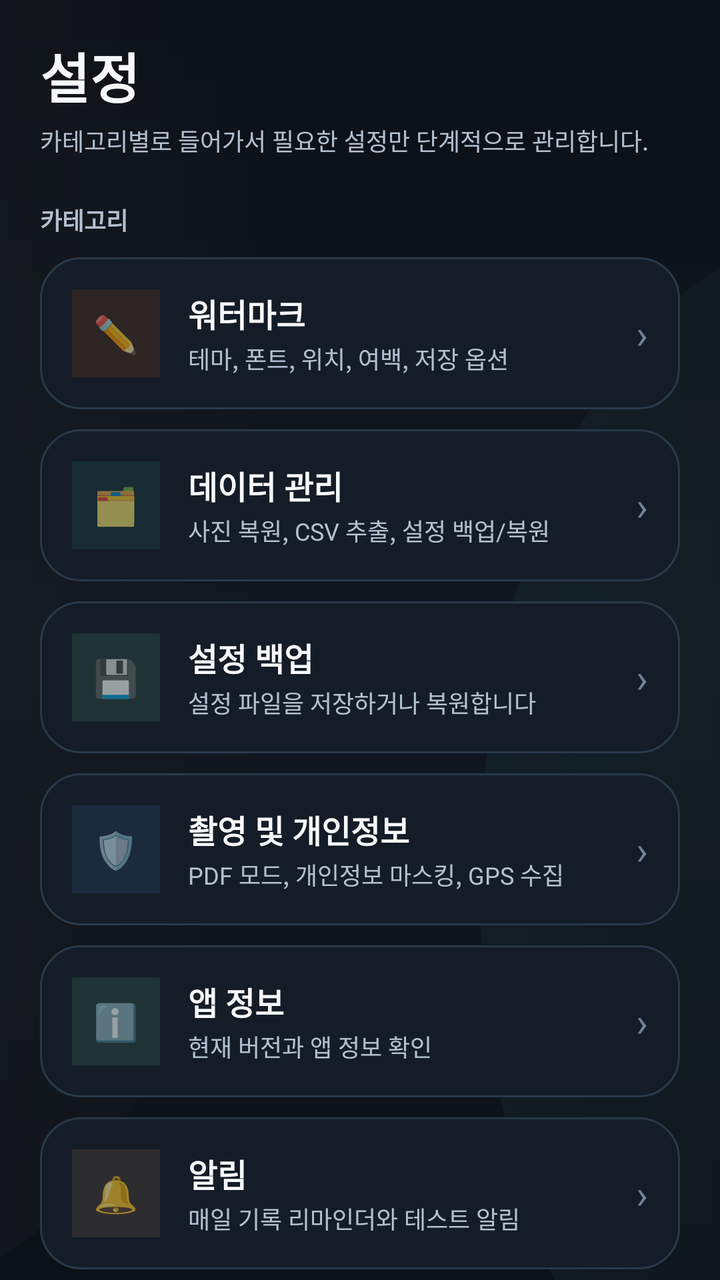
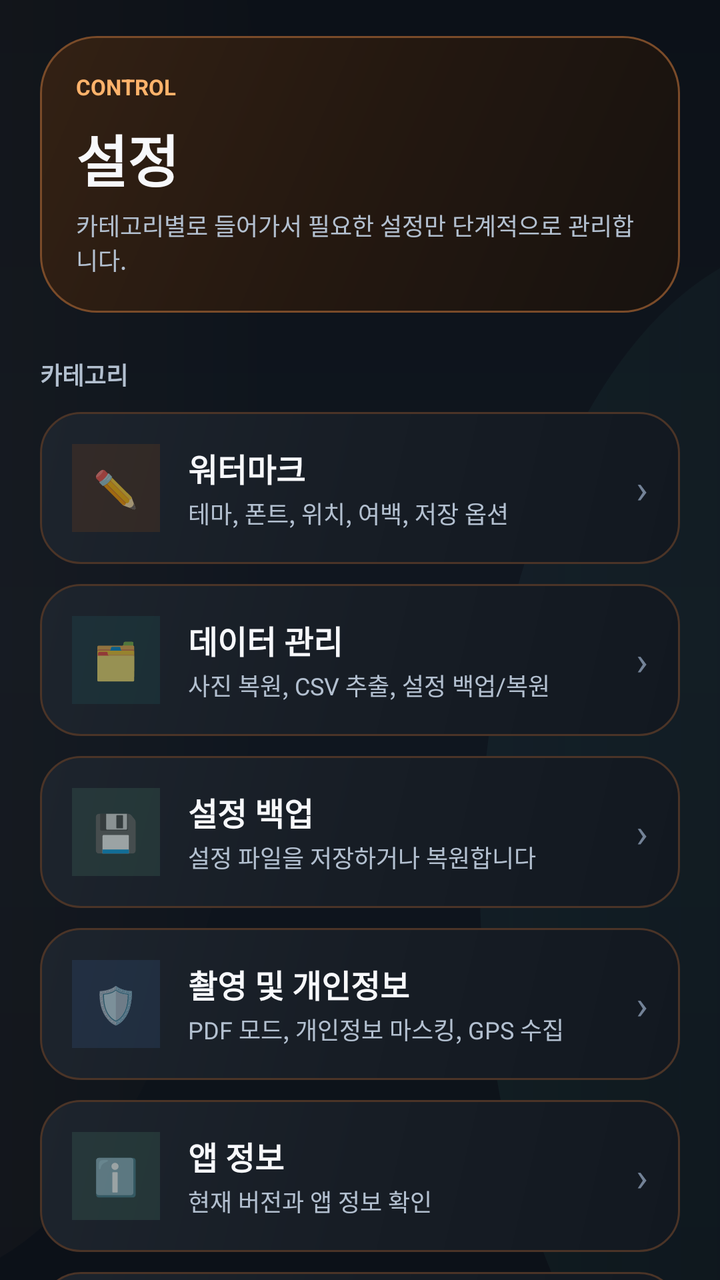

Screens rendered from an Android XML layout before and after an edit, with the pre-edit source and the edit as a unified diff.
<!-- AndroidManifest.xml: application theme Theme.Siteboard -->
<!-- res/layout/fragment_settings.xml -->
<?xml version="1.0" encoding="utf-8"?>
<androidx.constraintlayout.widget.ConstraintLayout
    xmlns:android="http://schemas.android.com/apk/res/android"
    xmlns:app="http://schemas.android.com/apk/res-auto"
    android:layout_width="match_parent"
    android:layout_height="match_parent"
    android:background="@drawable/bg_app_canvas">

    <LinearLayout
        android:id="@+id/layoutTop"
        android:layout_width="match_parent"
        android:layout_height="wrap_content"
        android:orientation="vertical"
        android:paddingHorizontal="20dp"
        android:paddingTop="18dp"
        android:paddingBottom="14dp"
        app:layout_constraintTop_toTopOf="parent">

        <TextView
            android:layout_width="wrap_content"
            android:layout_height="wrap_content"
            android:text="설정"
            android:textSize="27sp"
            android:textColor="@color/text_primary"
            android:textStyle="bold" />

        <TextView
            android:layout_width="match_parent"
            android:layout_height="wrap_content"
            android:text="카테고리별로 들어가서 필요한 설정만 단계적으로 관리합니다."
            android:textColor="@color/text_secondary"
            android:textSize="12sp"
            android:layout_marginTop="4dp" />
    </LinearLayout>

    <androidx.core.widget.NestedScrollView
        android:layout_width="match_parent"
        android:layout_height="0dp"
        android:clipToPadding="false"
        android:paddingBottom="32dp"
        app:layout_constraintTop_toBottomOf="@id/layoutTop"
        app:layout_constraintBottom_toBottomOf="parent">

        <LinearLayout
            android:layout_width="match_parent"
            android:layout_height="wrap_content"
            android:orientation="vertical"
            android:paddingHorizontal="20dp"
            android:paddingTop="8dp">

            <TextView
                android:layout_width="match_parent"
                android:layout_height="wrap_content"
                android:layout_marginBottom="10dp"
                android:text="카테고리"
                android:textColor="@color/text_secondary"
                android:textSize="12sp"
                android:textStyle="bold" />

            <LinearLayout
                android:id="@+id/btnWatermarkMenu"
                android:layout_width="match_parent"
                android:layout_height="wrap_content"
                android:orientation="horizontal"
                android:gravity="center_vertical"
                android:paddingHorizontal="16dp"
                android:paddingVertical="16dp"
                android:background="@drawable/bg_action_row"
                android:clickable="true"
                android:focusable="true">

                <LinearLayout
                    android:layout_width="44dp"
                    android:layout_height="44dp"
                    android:gravity="center"
                    android:background="#1AFF6F00">
                    <TextView
                        android:layout_width="wrap_content"
                        android:layout_height="wrap_content"
                        android:text="✏️"
                        android:textSize="18sp" />
                </LinearLayout>

                <LinearLayout
                    android:layout_width="0dp"
                    android:layout_height="wrap_content"
                    android:layout_weight="1"
                    android:orientation="vertical"
                    android:layout_marginStart="14dp">
                    <TextView
                        android:layout_width="wrap_content"
                        android:layout_height="wrap_content"
                        android:text="워터마크"
                        android:textColor="@color/text_primary"
                        android:textSize="16sp"
                        android:textStyle="bold" />
                    <TextView
                        android:layout_width="wrap_content"
                        android:layout_height="wrap_content"
                        android:text="테마, 폰트, 위치, 여백, 저장 옵션"
                        android:textColor="@color/text_secondary"
                        android:textSize="12sp"
                        android:layout_marginTop="2dp" />
                </LinearLayout>

                <TextView
                    android:layout_width="wrap_content"
                    android:layout_height="wrap_content"
                    android:text="›"
                    android:textSize="20sp"
                    android:textColor="@color/text_tertiary" />
            </LinearLayout>

            <LinearLayout
                android:id="@+id/btnDataManagementMenu"
                android:layout_width="match_parent"
                android:layout_height="wrap_content"
                android:orientation="horizontal"
                android:gravity="center_vertical"
                android:paddingHorizontal="16dp"
                android:paddingVertical="16dp"
                android:background="@drawable/bg_action_row"
                android:clickable="true"
                android:focusable="true"
                android:layout_marginTop="10dp">

                <LinearLayout
                    android:layout_width="44dp"
                    android:layout_height="44dp"
                    android:gravity="center"
                    android:background="#1A26A69A">
                    <TextView
                        android:layout_width="wrap_content"
                        android:layout_height="wrap_content"
                        android:text="🗂️"
                        android:textSize="18sp" />
                </LinearLayout>

                <LinearLayout
                    android:layout_width="0dp"
                    android:layout_height="wrap_content"
                    android:layout_weight="1"
                    android:orientation="vertical"
                    android:layout_marginStart="14dp">
                    <TextView
                        android:layout_width="wrap_content"
                        android:layout_height="wrap_content"
                        android:text="데이터 관리"
                        android:textColor="@color/text_primary"
                        android:textSize="16sp"
                        android:textStyle="bold" />
                    <TextView
                        android:layout_width="wrap_content"
                        android:layout_height="wrap_content"
                        android:text="사진 복원, CSV 추출, 설정 백업/복원"
                        android:textColor="@color/text_secondary"
                        android:textSize="12sp"
                        android:layout_marginTop="2dp" />
                </LinearLayout>

                <TextView
                    android:layout_width="wrap_content"
                    android:layout_height="wrap_content"
                    android:text="›"
                    android:textSize="20sp"
                    android:textColor="@color/text_tertiary" />
            </LinearLayout>

            <LinearLayout
                android:id="@+id/btnSettingsBackupMenu"
                android:layout_width="match_parent"
                android:layout_height="wrap_content"
                android:layout_marginTop="10dp"
                android:background="@drawable/bg_action_row"
                android:clickable="true"
                android:focusable="true"
                android:gravity="center_vertical"
                android:orientation="horizontal"
                android:paddingHorizontal="16dp"
                android:paddingVertical="16dp">

                <LinearLayout
                    android:layout_width="44dp"
                    android:layout_height="44dp"
                    android:background="#1A7DE5B2"
                    android:gravity="center">

                    <TextView
                        android:layout_width="wrap_content"
                        android:layout_height="wrap_content"
                        android:text="💾"
                        android:textSize="18sp" />
                </LinearLayout>

                <LinearLayout
                    android:layout_width="0dp"
                    android:layout_height="wrap_content"
                    android:layout_marginStart="14dp"
                    android:layout_weight="1"
                    android:orientation="vertical">

                    <TextView
                        android:layout_width="wrap_content"
                        android:layout_height="wrap_content"
                        android:text="설정 백업"
                        android:textColor="@color/text_primary"
                        android:textSize="16sp"
                        android:textStyle="bold" />

                    <TextView
                        android:layout_width="wrap_content"
                        android:layout_height="wrap_content"
                        android:layout_marginTop="2dp"
                        android:text="설정 파일을 저장하거나 복원합니다"
                        android:textColor="@color/text_secondary"
                        android:textSize="12sp" />
                </LinearLayout>

                <TextView
                    android:layout_width="wrap_content"
                    android:layout_height="wrap_content"
                    android:text="›"
                    android:textColor="@color/text_tertiary"
                    android:textSize="20sp" />
            </LinearLayout>

            <LinearLayout
                android:id="@+id/btnCapturePrivacyMenu"
                android:layout_width="match_parent"
                android:layout_height="wrap_content"
                android:orientation="horizontal"
                android:gravity="center_vertical"
                android:paddingHorizontal="16dp"
                android:paddingVertical="16dp"
                android:background="@drawable/bg_action_row"
                android:clickable="true"
                android:focusable="true"
                android:layout_marginTop="10dp">

                <LinearLayout
                    android:layout_width="44dp"
                    android:layout_height="44dp"
                    android:gravity="center"
                    android:background="#1A5C9AFF">
                    <TextView
                        android:layout_width="wrap_content"
                        android:layout_height="wrap_content"
                        android:text="🛡️"
                        android:textSize="18sp" />
                </LinearLayout>

                <LinearLayout
                    android:layout_width="0dp"
                    android:layout_height="wrap_content"
                    android:layout_weight="1"
                    android:orientation="vertical"
                    android:layout_marginStart="14dp">
                    <TextView
                        android:layout_width="wrap_content"
                        android:layout_height="wrap_content"
                        android:text="촬영 및 개인정보"
                        android:textColor="@color/text_primary"
                        android:textSize="16sp"
                        android:textStyle="bold" />
                    <TextView
                        android:layout_width="wrap_content"
                        android:layout_height="wrap_content"
                        android:text="PDF 모드, 개인정보 마스킹, GPS 수집"
                        android:textColor="@color/text_secondary"
                        android:textSize="12sp"
                        android:layout_marginTop="2dp" />
                </LinearLayout>

                <TextView
                    android:layout_width="wrap_content"
                    android:layout_height="wrap_content"
                    android:text="›"
                    android:textSize="20sp"
                    android:textColor="@color/text_tertiary" />
            </LinearLayout>

            <LinearLayout
                android:id="@+id/btnAppInfoMenu"
                android:layout_width="match_parent"
                android:layout_height="wrap_content"
                android:orientation="horizontal"
                android:gravity="center_vertical"
                android:paddingHorizontal="16dp"
                android:paddingVertical="16dp"
                android:background="@drawable/bg_action_row"
                android:clickable="true"
                android:focusable="true"
                android:layout_marginTop="10dp">

                <LinearLayout
                    android:layout_width="44dp"
                    android:layout_height="44dp"
                    android:gravity="center"
                    android:background="#1A7DE5B2">
                    <TextView
                        android:layout_width="wrap_content"
                        android:layout_height="wrap_content"
                        android:text="ℹ️"
                        android:textSize="18sp" />
                </LinearLayout>

                <LinearLayout
                    android:layout_width="0dp"
                    android:layout_height="wrap_content"
                    android:layout_weight="1"
                    android:orientation="vertical"
                    android:layout_marginStart="14dp">
                    <TextView
                        android:layout_width="wrap_content"
                        android:layout_height="wrap_content"
                        android:text="앱 정보"
                        android:textColor="@color/text_primary"
                        android:textSize="16sp"
                        android:textStyle="bold" />
                    <TextView
                        android:layout_width="wrap_content"
                        android:layout_height="wrap_content"
                        android:text="현재 버전과 앱 정보 확인"
                        android:textColor="@color/text_secondary"
                        android:textSize="12sp"
                        android:layout_marginTop="2dp" />
                </LinearLayout>

                <TextView
                    android:layout_width="wrap_content"
                    android:layout_height="wrap_content"
                    android:text="›"
                    android:textSize="20sp"
                    android:textColor="@color/text_tertiary" />
            </LinearLayout>

            <LinearLayout
                android:id="@+id/btnNotificationMenu"
                android:layout_width="match_parent"
                android:layout_height="wrap_content"
                android:layout_marginTop="10dp"
                android:background="@drawable/bg_action_row"
                android:clickable="true"
                android:focusable="true"
                android:gravity="center_vertical"
                android:orientation="horizontal"
                android:paddingHorizontal="16dp"
                android:paddingVertical="16dp">

                <LinearLayout
                    android:layout_width="44dp"
                    android:layout_height="44dp"
                    android:background="#1AFFB36B"
                    android:gravity="center">

                    <TextView
                        android:layout_width="wrap_content"
                        android:layout_height="wrap_content"
                        android:text="🔔"
                        android:textSize="18sp" />
                </LinearLayout>

                <LinearLayout
                    android:layout_width="0dp"
                    android:layout_height="wrap_content"
                    android:layout_marginStart="14dp"
                    android:layout_weight="1"
                    android:orientation="vertical">

                    <TextView
                        android:layout_width="wrap_content"
                        android:layout_height="wrap_content"
                        android:text="알림"
                        android:textColor="@color/text_primary"
                        android:textSize="16sp"
                        android:textStyle="bold" />

                    <TextView
                        android:layout_width="wrap_content"
                        android:layout_height="wrap_content"
                        android:layout_marginTop="2dp"
                        android:text="매일 기록 리마인더와 테스트 알림"
                        android:textColor="@color/text_secondary"
                        android:textSize="12sp" />
                </LinearLayout>

                <TextView
                    android:layout_width="wrap_content"
                    android:layout_height="wrap_content"
                    android:text="›"
                    android:textColor="@color/text_tertiary"
                    android:textSize="20sp" />
            </LinearLayout>

        </LinearLayout>
    </androidx.core.widget.NestedScrollView>

</androidx.constraintlayout.widget.ConstraintLayout>
<!-- resources referenced by this layout -->
<resources>
  <color name="text_primary">#F7F8FB</color>
  <color name="text_secondary">#B3C0D0</color>
  <color name="text_tertiary">#738297</color>
  <!-- drawable bg_action_row (drawable) -->
  <?xml version="1.0" encoding="utf-8"?>
  <shape xmlns:android="http://schemas.android.com/apk/res/android" android:shape="rectangle">
      <solid android:color="#141D27" />
      <corners android:radius="20dp" />
      <stroke
          android:width="1dp"
          android:color="#29394A" />
  </shape>
  <!-- drawable bg_app_canvas (drawable) -->
  <?xml version="1.0" encoding="utf-8"?>
  <layer-list xmlns:android="http://schemas.android.com/apk/res/android">
      <item>
          <shape android:shape="rectangle">
              <gradient
                  android:angle="270"
                  android:startColor="#0C1118"
                  android:centerColor="#101720"
                  android:endColor="#0C1118" />
          </shape>
      </item>
      <item android:top="-260dp" android:left="-220dp" android:right="220dp">
          <shape android:shape="oval">
              <gradient
                  android:angle="0"
                  android:startColor="#10FFB36B"
                  android:endColor="#00FFB36B" />
          </shape>
      </item>
      <item android:top="120dp" android:left="240dp" android:right="-220dp" android:bottom="-120dp">
          <shape android:shape="oval">
              <gradient
                  android:angle="0"
                  android:startColor="#0C54D4C4"
                  android:endColor="#0054D4C4" />
          </shape>
      </item>
  </layer-list>
  <style name="Theme.Siteboard" parent="Theme.MaterialComponents.DayNight.NoActionBar">
  
          <item name="colorPrimary">@color/orange_primary</item>
          <item name="colorPrimaryVariant">@color/orange_deep</item>
          <item name="colorOnPrimary">#10141B</item>
  
          <item name="colorSecondary">@color/teal_accent</item>
          <item name="colorSecondaryVariant">@color/teal_accent</item>
          <item name="colorOnSecondary">#081118</item>
  
          <item name="colorError">@color/danger_accent</item>
  
          <item name="android:colorBackground">@color/bg_dark</item>
          <item name="colorSurface">@color/surface_dark</item>
  
          <item name="android:statusBarColor">@color/bg_dark</item>
          <item name="android:navigationBarColor">@color/bg_dark</item>
          <item name="android:windowLightStatusBar" tools:targetApi="m">false</item>
  
          <item name="android:windowSplashScreenBackground" tools:targetApi="s">@color/bg_dark</item>
          <item name="android:windowSplashScreenAnimatedIcon" tools:targetApi="s">@android:color/transparent</item>
          <item name="android:windowSplashScreenAnimationDuration" tools:targetApi="s">0</item>
      </style>
  <color name="orange_primary">#FFB36B</color>
  <color name="orange_deep">#FF8A3D</color>
  <color name="teal_accent">#54D4C4</color>
  <color name="danger_accent">#F06D7D</color>
  <color name="bg_dark">#0C1118</color>
  <color name="surface_dark">#151E29</color>
</resources>

<!-- the commit's change to res/layout/fragment_settings.xml (unified diff, before → after) -->
@@ -16,21 +16,38 @@
         android:paddingBottom="14dp"
         app:layout_constraintTop_toTopOf="parent">
 
-        <TextView
-            android:layout_width="wrap_content"
-            android:layout_height="wrap_content"
-            android:text="설정"
-            android:textSize="27sp"
-            android:textColor="@color/text_primary"
-            android:textStyle="bold" />
-
-        <TextView
+        <LinearLayout
             android:layout_width="match_parent"
             android:layout_height="wrap_content"
-            android:text="카테고리별로 들어가서 필요한 설정만 단계적으로 관리합니다."
-            android:textColor="@color/text_secondary"
-            android:textSize="12sp"
-            android:layout_marginTop="4dp" />
+            android:background="@drawable/bg_hero_panel"
+            android:orientation="vertical"
+            android:padding="18dp">
+
+            <TextView
+                android:layout_width="wrap_content"
+                android:layout_height="wrap_content"
+                android:text="CONTROL"
+                android:textColor="@color/orange_primary"
+                android:textSize="11sp"
+                android:textStyle="bold" />
+
+            <TextView
+                android:layout_width="wrap_content"
+                android:layout_height="wrap_content"
+                android:layout_marginTop="8dp"
+                android:text="설정"
+                android:textSize="28sp"
+                android:textColor="@color/text_primary"
+                android:textStyle="bold" />
+
+            <TextView
+                android:layout_width="match_parent"
+                android:layout_height="wrap_content"
+                android:layout_marginTop="4dp"
+                android:text="카테고리별로 들어가서 필요한 설정만 단계적으로 관리합니다."
+                android:textColor="@color/text_secondary"
+                android:textSize="12sp" />
+        </LinearLayout>
     </LinearLayout>
 
     <androidx.core.widget.NestedScrollView
<!-- resource entries referenced after the edit -->
@@ -6,11 +6,15 @@
   <!-- drawable bg_action_row (drawable) -->
   <?xml version="1.0" encoding="utf-8"?>
   <shape xmlns:android="http://schemas.android.com/apk/res/android" android:shape="rectangle">
-      <solid android:color="#141D27" />
+      <gradient
+          android:angle="315"
+          android:startColor="#1D242D"
+          android:centerColor="#171D25"
+          android:endColor="#121820" />
       <corners android:radius="20dp" />
       <stroke
           android:width="1dp"
-          android:color="#29394A" />
+          android:color="#4B3427" />
   </shape>
   <!-- drawable bg_app_canvas (drawable) -->
   <?xml version="1.0" encoding="utf-8"?>
@@ -41,6 +45,19 @@
           </shape>
       </item>
   </layer-list>
+  <!-- drawable bg_hero_panel (drawable) -->
+  <?xml version="1.0" encoding="utf-8"?>
+  <shape xmlns:android="http://schemas.android.com/apk/res/android" android:shape="rectangle">
+      <gradient
+          android:angle="315"
+          android:startColor="#332114"
+          android:centerColor="#241810"
+          android:endColor="#17120F" />
+      <corners android:radius="28dp" />
+      <stroke
+          android:width="1dp"
+          android:color="#7A4B29" />
+  </shape>
   <style name="Theme.Siteboard" parent="Theme.MaterialComponents.DayNight.NoActionBar">
   
           <item name="colorPrimary">@color/orange_primary</item>
